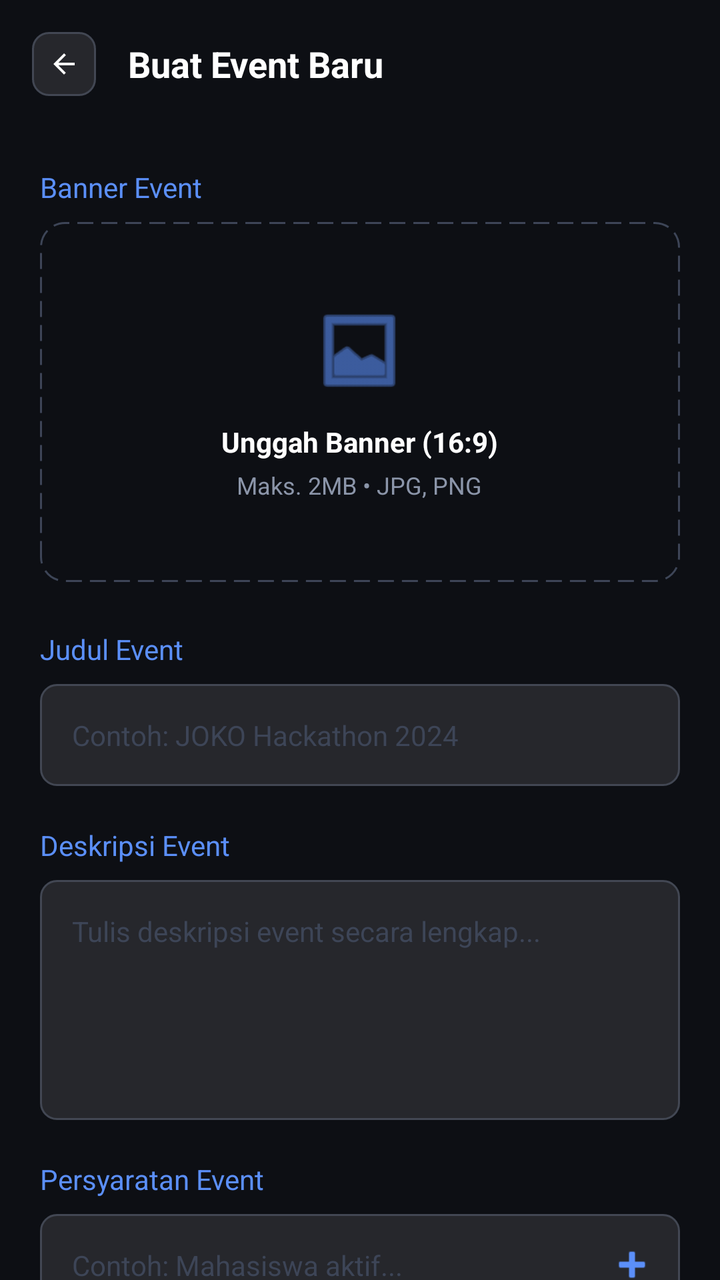
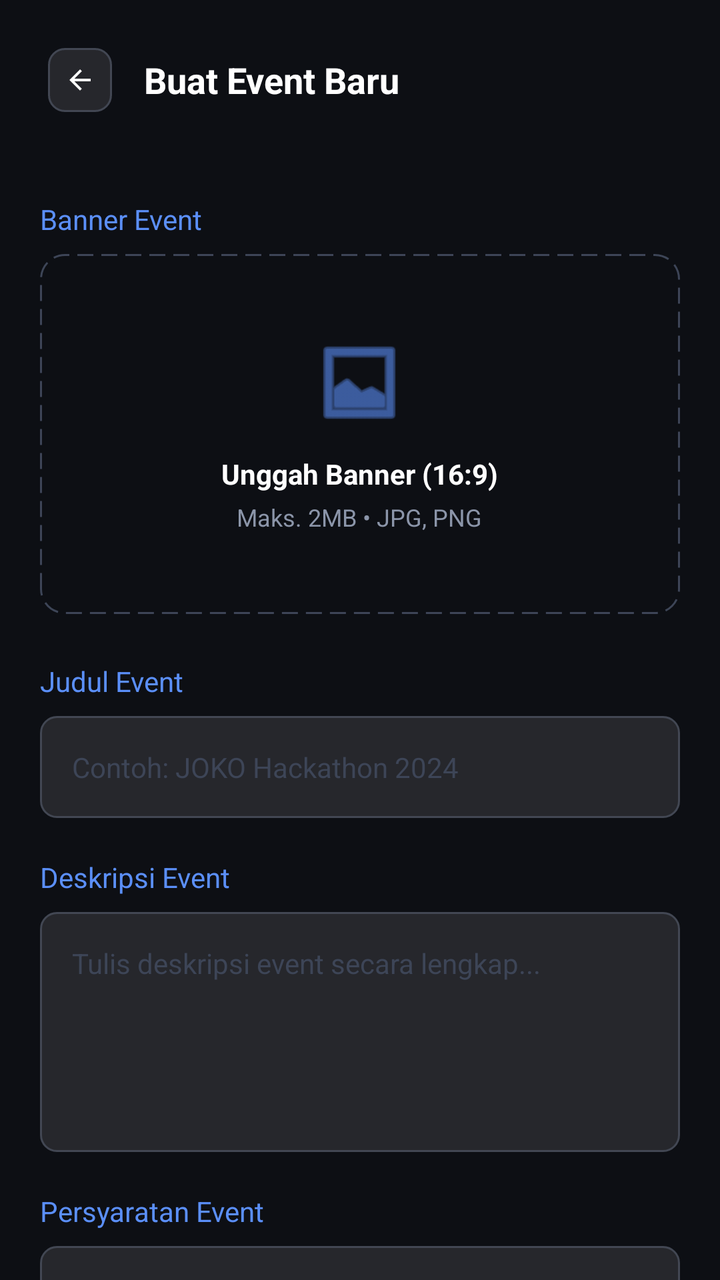

An Android layout rendered at two revisions. The XML below is the earlier revision; the diff shows what the commit changed to produce the second picture.
<!-- AndroidManifest.xml: application theme Theme.Joko -->
<!-- res/layout/activity_create_event.xml -->
<?xml version="1.0" encoding="utf-8"?>
<androidx.constraintlayout.widget.ConstraintLayout xmlns:android="http://schemas.android.com/apk/res/android"
    xmlns:app="http://schemas.android.com/apk/res-auto"
    xmlns:tools="http://schemas.android.com/tools"
    android:id="@+id/createEventRoot"
    android:layout_width="match_parent"
    android:layout_height="match_parent"
    android:background="@color/bg_base">

    
    <LinearLayout
        android:id="@+id/CreateEventHeader"
        android:layout_width="match_parent"
        android:layout_height="wrap_content"
        android:gravity="center_vertical"
        android:orientation="horizontal"
        android:padding="16dp"
        app:layout_constraintEnd_toEndOf="parent"
        app:layout_constraintStart_toStartOf="parent"
        app:layout_constraintTop_toTopOf="parent">

        <ImageView
            android:id="@+id/btnBack"
            android:layout_width="32dp"
            android:layout_height="32dp"
            android:background="@drawable/bg_input_field"
            android:padding="8dp"
            android:src="@drawable/abc_ic_ab_back_material"
            app:tint="@color/white" />

        <TextView
            android:layout_width="wrap_content"
            android:layout_height="wrap_content"
            android:layout_marginStart="16dp"
            android:text="Buat Event Baru"
            android:textColor="@color/white"
            android:textSize="18sp"
            android:textStyle="bold" />
    </LinearLayout>

    
    <androidx.core.widget.NestedScrollView
        android:layout_width="match_parent"
        android:layout_height="0dp"
        app:layout_constraintBottom_toBottomOf="parent"
        app:layout_constraintEnd_toEndOf="parent"
        app:layout_constraintStart_toStartOf="parent"
        app:layout_constraintTop_toBottomOf="@id/CreateEventHeader">

        <LinearLayout
            android:layout_width="match_parent"
            android:layout_height="wrap_content"
            android:orientation="vertical"
            android:padding="20dp">

            
            <TextView
                android:layout_width="wrap_content"
                android:layout_height="wrap_content"
                android:text="@string/label_banner_event"
                android:textColor="@color/primary"
                android:textSize="14sp" />

            <RelativeLayout
                android:id="@+id/btnUploadBanner"
                android:layout_width="match_parent"
                android:layout_height="180dp"
                android:layout_marginTop="8dp"
                android:background="@drawable/bg_dashed_border"
                android:clickable="true"
                android:focusable="true">

                
                <FrameLayout
                    android:id="@+id/layoutPreviewContainer"
                    android:layout_width="match_parent"
                    android:layout_height="match_parent"
                    android:visibility="gone">

                    <ImageView
                        android:id="@+id/ivEventBannerPreview"
                        android:layout_width="match_parent"
                        android:layout_height="match_parent"
                        android:scaleType="centerCrop" />

                    
                    <ImageView
                        android:id="@+id/btnRemoveImage"
                        android:layout_width="32dp"
                        android:layout_height="32dp"
                        android:layout_gravity="top|end"
                        android:layout_margin="8dp"
                        android:background="@drawable/bg_input_field"
                        android:padding="6dp"
                        android:src="@android:drawable/ic_menu_close_clear_cancel"
                        app:tint="@color/white" />
                </FrameLayout>

                
                <LinearLayout
                    android:id="@+id/layoutUploadPlaceholder"
                    android:layout_width="wrap_content"
                    android:layout_height="wrap_content"
                    android:layout_centerInParent="true"
                    android:gravity="center"
                    android:orientation="vertical">

                    <ImageView
                        android:layout_width="48dp"
                        android:layout_height="48dp"
                        android:src="@android:drawable/ic_menu_gallery"
                        app:tint="@color/primary" />

                    <TextView
                        android:layout_width="wrap_content"
                        android:layout_height="wrap_content"
                        android:layout_marginTop="12dp"
                        android:text="Unggah Banner (16:9)"
                        android:textColor="@color/white"
                        android:textStyle="bold" />

                    <TextView
                        android:layout_width="wrap_content"
                        android:layout_height="wrap_content"
                        android:layout_marginTop="4dp"
                        android:text="Maks. 2MB • JPG, PNG"
                        android:textColor="@color/text_secondary"
                        android:textSize="12sp" />
                </LinearLayout>
            </RelativeLayout>

            
            <TextView
                android:layout_width="wrap_content"
                android:layout_height="wrap_content"
                android:layout_marginTop="24dp"
                android:text="@string/label_judul_event"
                android:textColor="@color/primary"
                android:textSize="14sp" />

            <EditText
                android:id="@+id/etJudulEvent"
                android:layout_width="match_parent"
                android:layout_height="wrap_content"
                android:layout_marginTop="8dp"
                android:background="@drawable/bg_input_field"
                android:hint="Contoh: JOKO Hackathon 2024"
                android:inputType="text"
                android:maxLines="1"
                android:padding="16dp"
                android:textColor="@color/white"
                android:textColorHint="@color/text_disabled"
                android:textSize="14sp"/>

            
            <TextView
                android:layout_width="wrap_content"
                android:layout_height="wrap_content"
                android:layout_marginTop="20dp"
                android:text="@string/label_deskripsi_event"
                android:textColor="@color/primary"
                android:textSize="14sp" />

            <EditText
                android:id="@+id/etDeskripsiEvent"
                android:layout_width="match_parent"
                android:layout_height="wrap_content"
                android:layout_marginTop="8dp"
                android:background="@drawable/bg_input_field"
                android:gravity="top"
                android:hint="Tulis deskripsi event secara lengkap..."
                android:minHeight="120dp"
                android:padding="16dp"
                android:textColor="@color/white"
                android:textColorHint="@color/text_disabled"
                android:textSize="14sp" />

            
            <TextView
                android:layout_width="wrap_content"
                android:layout_height="wrap_content"
                android:layout_marginTop="20dp"
                android:text="Persyaratan Event"
                android:textColor="@color/primary"
                android:textSize="14sp" />

            <LinearLayout
                android:id="@+id/layoutRequirementsContainer"
                android:layout_width="match_parent"
                android:layout_height="wrap_content"
                android:orientation="vertical">
                
            </LinearLayout>

            <LinearLayout
                android:layout_width="match_parent"
                android:layout_height="wrap_content"
                android:layout_marginTop="8dp"
                android:background="@drawable/bg_input_field"
                android:gravity="center_vertical"
                android:orientation="horizontal"
                android:paddingEnd="8dp">

                <EditText
                    android:id="@+id/etRequirementInput"
                    android:layout_width="0dp"
                    android:layout_height="wrap_content"
                    android:layout_weight="1"
                    android:background="@android:color/transparent"
                    android:hint="Contoh: Mahasiswa aktif..."
                    android:padding="16dp"
                    android:textColor="@color/white"
                    android:textColorHint="@color/text_disabled"
                    android:textSize="14sp" />

                <ImageView
                    android:id="@+id/btnAddRequirement"
                    android:layout_width="32dp"
                    android:layout_height="32dp"
                    android:padding="4dp"
                    android:src="@android:drawable/ic_input_add"
                    app:tint="@color/primary" />
            </LinearLayout>

            <LinearLayout
                android:layout_width="match_parent"
                android:layout_height="wrap_content"
                android:layout_marginTop="20dp"
                android:orientation="horizontal">

                <LinearLayout
                    android:layout_width="0dp"
                    android:layout_height="wrap_content"
                    android:layout_weight="1"
                    android:orientation="vertical">

                    <TextView
                        android:layout_width="wrap_content"
                        android:layout_height="wrap_content"
                        android:text="@string/label_kategori"
                        android:textColor="@color/primary"
                        android:textSize="14sp" />

                    <Spinner
                        android:id="@+id/spinnerKategori"
                        android:layout_width="match_parent"
                        android:layout_height="56dp"
                        android:layout_marginTop="8dp"
                        android:background="@drawable/bg_input_field"
                        android:overlapAnchor="false" />
                </LinearLayout>

                <View
                    android:layout_width="16dp"
                    android:layout_height="0dp" />

                <LinearLayout
                    android:layout_width="0dp"
                    android:layout_height="wrap_content"
                    android:layout_weight="1"
                    android:orientation="vertical">

                    <TextView
                        android:layout_width="wrap_content"
                        android:layout_height="wrap_content"
                        android:text="@string/label_penyelenggara"
                        android:textColor="@color/primary"
                        android:textSize="14sp" />

                    <EditText
                        android:id="@+id/etPenyelenggara"
                        android:layout_width="match_parent"
                        android:layout_height="56dp"
                        android:layout_marginTop="8dp"
                        android:background="@drawable/bg_input_field"
                        android:hint="Nama Org/Tim"
                        android:inputType="text"
                        android:maxLines="1"
                        android:padding="16dp"
                        android:textColor="@color/white"
                        android:textColorHint="@color/text_disabled"
                        android:textSize="14sp" />
                </LinearLayout>
            </LinearLayout>

            
            <TextView
                android:layout_width="wrap_content"
                android:layout_height="wrap_content"
                android:layout_marginTop="20dp"
                android:text="@string/label_lokasi"
                android:textColor="@color/primary"
                android:textSize="14sp" />

            <LinearLayout
                android:layout_width="match_parent"
                android:layout_height="wrap_content"
                android:layout_marginTop="8dp"
                android:background="@drawable/bg_input_field"
                android:gravity="center_vertical"
                android:orientation="horizontal"
                android:paddingStart="16dp">

                <ImageView
                    android:layout_width="20dp"
                    android:layout_height="20dp"
                    android:src="@android:drawable/ic_dialog_map"
                    app:tint="@color/text_secondary" />

                <EditText
                    android:id="@+id/etLokasi"
                    android:layout_width="match_parent"
                    android:layout_height="wrap_content"
                    android:background="@android:color/transparent"
                    android:hint="Nama Gedung atau 'Daring'"
                    android:inputType="text"
                    android:maxLines="1"
                    android:padding="16dp"
                    android:textColor="@color/white"
                    android:textColorHint="@color/text_disabled"
                    android:textSize="14sp" />
            </LinearLayout>

            
            <TextView
                android:layout_width="wrap_content"
                android:layout_height="wrap_content"
                android:layout_marginTop="20dp"
                android:text="@string/label_jadwal_event"
                android:textColor="@color/primary"
                android:textSize="14sp" />

            <LinearLayout
                android:layout_width="match_parent"
                android:layout_height="wrap_content"
                android:layout_marginTop="8dp"
                android:gravity="top|center_horizontal"
                android:orientation="horizontal">

                <LinearLayout
                    android:layout_width="0dp"
                    android:layout_height="wrap_content"
                    android:layout_weight="1"
                    android:orientation="vertical">

                    <LinearLayout
                        android:id="@+id/layoutStartDateContainer"
                        android:layout_width="match_parent"
                        android:layout_height="56dp"
                        android:background="@drawable/bg_input_field"
                        android:gravity="center"
                        android:orientation="horizontal"
                        android:paddingStart="16dp"
                        android:paddingEnd="16dp">

                        <ImageView
                            android:layout_width="24dp"
                            android:layout_height="24dp"
                            android:layout_marginEnd="8dp"
                            android:src="@android:drawable/ic_menu_my_calendar"
                            app:tint="@color/text_secondary" />

                        <TextView
                            android:id="@+id/tvStartDate"
                            android:layout_width="wrap_content"
                            android:layout_height="wrap_content"
                            android:text="mm/dd/yyyy"
                            android:textColor="@color/white" />
                    </LinearLayout>
                </LinearLayout>

                <LinearLayout
                    android:layout_width="wrap_content"
                    android:layout_height="match_parent"
                    android:gravity="center">
                    <TextView
                        android:layout_width="wrap_content"
                        android:layout_height="wrap_content"
                        android:layout_marginHorizontal="12dp"
                        android:text="sampai"
                        android:textColor="@color/white" />
                </LinearLayout>

                <LinearLayout
                    android:layout_width="0dp"
                    android:layout_height="wrap_content"
                    android:layout_weight="1"
                    android:orientation="vertical">

                    <LinearLayout
                        android:id="@+id/layoutEndDateContainer"
                        android:layout_width="match_parent"
                        android:layout_height="56dp"
                        android:background="@drawable/bg_input_field"
                        android:gravity="center"
                        android:orientation="horizontal"
                        android:paddingStart="16dp"
                        android:paddingEnd="16dp">

                        <ImageView
                            android:layout_width="24dp"
                            android:layout_height="24dp"
                            android:layout_marginEnd="8dp"
                            android:src="@android:drawable/ic_menu_my_calendar"
                            app:tint="@color/text_secondary" />

                        <TextView
                            android:id="@+id/tvEndDate"
                            android:layout_width="wrap_content"
                            android:layout_height="wrap_content"
                            android:text="mm/dd/yyyy"
                            android:textColor="@color/white" />
                    </LinearLayout>
                </LinearLayout>
            </LinearLayout>

            
            <RelativeLayout
                android:layout_width="match_parent"
                android:layout_height="wrap_content"
                android:layout_marginTop="20dp">

                <TextView
                    android:layout_width="wrap_content"
                    android:layout_height="wrap_content"
                    android:text="@string/label_link_pendaftaran"
                    android:textColor="@color/primary"
                    android:textSize="14sp" />
            </RelativeLayout>

            <LinearLayout
                android:layout_width="match_parent"
                android:layout_height="wrap_content"
                android:layout_marginTop="8dp"
                android:background="@drawable/bg_input_field"
                android:gravity="center_vertical"
                android:orientation="horizontal"
                android:paddingStart="16dp">

                <ImageView
                    android:layout_width="20dp"
                    android:layout_height="20dp"
                    android:src="@android:drawable/ic_menu_share"
                    android:rotation="180"
                    app:tint="@color/text_secondary" />

                <EditText
                    android:id="@+id/etLinkPendaftaran"
                    android:layout_width="match_parent"
                    android:layout_height="wrap_content"
                    android:background="@android:color/transparent"
                    android:hint="https://example.com/register"
                    android:inputType="textUri"
                    android:maxLines="1"
                    android:padding="16dp"
                    android:textColor="@color/white"
                    android:textColorHint="@color/text_disabled"
                    android:textSize="14sp" />
            </LinearLayout>

            
            <TextView
                android:layout_width="wrap_content"
                android:layout_height="wrap_content"
                android:layout_marginTop="20dp"
                android:text="@string/label_kata_kunci"
                android:textColor="@color/primary"
                android:textSize="14sp" />

            <TextView
                android:layout_width="match_parent"
                android:layout_height="wrap_content"
                android:layout_marginTop="8dp"
                android:text="Gunakan tag yang relevan agar mudah ditemukan oleh calon peserta."
                android:textColor="@color/text_disabled"
                android:textSize="12sp" />

            <androidx.fragment.app.FragmentContainerView
                android:id="@+id/fragmentContainerTags"
                android:name="com.example.joko.fragments.ChipInputFragment"
                android:layout_width="match_parent"
                android:layout_height="wrap_content"
                android:layout_marginTop="8dp"
                tools:layout="@layout/fragment_chip" />



            
            <Button
                android:id="@+id/btnPublish"
                android:layout_width="match_parent"
                android:layout_height="wrap_content"
                android:layout_marginTop="32dp"
                android:layout_marginBottom="24dp"
                android:backgroundTint="@color/primary"
                android:padding="16dp"
                android:text="@string/btn_publikasikan"
                android:textAllCaps="false"
                android:textColor="@color/bg_base"
                android:textStyle="bold"
                app:cornerRadius="12dp" />

        </LinearLayout>
    </androidx.core.widget.NestedScrollView>

</androidx.constraintlayout.widget.ConstraintLayout>
<!-- res/layout/fragment_chip.xml (included above) -->
<?xml version="1.0" encoding="utf-8"?>
<LinearLayout
    xmlns:android="http://schemas.android.com/apk/res/android"
    xmlns:app="http://schemas.android.com/apk/res-auto"
    android:layout_width="match_parent"
    android:layout_height="wrap_content"
    android:orientation="vertical"> <com.google.android.material.chip.ChipGroup
    android:id="@+id/chipGroupTags"
    android:layout_width="match_parent"
    android:layout_height="wrap_content"
    android:layout_marginTop="8dp"
    app:chipSpacingHorizontal="8dp"
    app:chipSpacingVertical="4dp">

    <EditText
        android:id="@+id/etInputTag"
        android:layout_width="wrap_content"
        android:layout_height="48dp"
        android:minWidth="120dp"
        android:background="@null"
        android:hint="+ Tambah Tag..."
        android:textColor="@color/white"
        android:textColorHint="@color/text_disabled"
        android:inputType="text"
        android:imeOptions="actionDone"
        android:textSize="14sp"
        android:paddingVertical="8dp" />

</com.google.android.material.chip.ChipGroup>

</LinearLayout>
<!-- resources referenced by this layout -->
<resources>
  <color name="bg_base">#0D0F14</color>
  <color name="primary">#5B8FF9</color>
  <color name="text_disabled">#3D4557</color>
  <color name="text_secondary">#8B95A9</color>
  <color name="white">#FFFFFFFF</color>
  <!-- drawable bg_dashed_border (drawable) -->
  <?xml version="1.0" encoding="utf-8"?>
  <shape xmlns:android="http://schemas.android.com/apk/res/android">
      <stroke
          android:width="1dp"
          android:color="@color/text_disabled"
          android:dashWidth="8dp"
          android:dashGap="4dp" />
      <corners android:radius="12dp" />
  </shape>
  <!-- drawable bg_input_field (drawable) -->
  <?xml version="1.0" encoding="utf-8"?>
  <shape xmlns:android="http://schemas.android.com/apk/res/android">
      <solid android:color="#1AFFFFFF" />
      <corners android:radius="8dp" />
      <stroke android:width="1dp" android:color="@color/outline_variant" />
  </shape>
  <string name="btn_publikasikan">Publikasikan Event</string>
  <string name="label_banner_event">Banner Event</string>
  <string name="label_deskripsi_event">Deskripsi Event</string>
  <string name="label_jadwal_event">Jadwal Event</string>
  <string name="label_judul_event">Judul Event</string>
  <string name="label_kata_kunci">Kata Kunci / Tag</string>
  <string name="label_kategori">Kategori</string>
  <string name="label_link_pendaftaran">Link Pendaftaran</string>
  <string name="label_lokasi">Lokasi</string>
  <string name="label_penyelenggara">Penyelenggara</string>
  <style name="Theme.Joko" parent="Base.Theme.Joko" />
  <color name="outline_variant">#424753</color>
  <style name="Base.Theme.Joko" parent="Theme.Material3.DayNight.NoActionBar">
          <item name="colorPrimary">@color/primary</item>
          <item name="android:statusBarColor">@color/bg_base</item>
          <item name="android:windowBackground">@color/bg_base</item>
  
          
          <item name="fontFamily">@font/font_body</item>
  
          <item name="textAppearanceHeadlineLarge">@style/TextAppearance.App.HeadlineLarge</item>
          <item name="textAppearanceHeadlineMedium">@style/TextAppearance.App.HeadlineMedium</item>
          <item name="textAppearanceHeadlineSmall">@style/TextAppearance.App.HeadlineSmall</item>
          <item name="textAppearanceTitleLarge">@style/TextAppearance.App.TitleLarge</item>
      </style>
  <style name="TextAppearance.App.HeadlineLarge" parent="TextAppearance.Material3.HeadlineLarge">
          <item name="fontFamily">@font/font_headlines</item>
          <item name="android:fontFamily">@font/font_headlines</item>
      </style>
  <style name="TextAppearance.App.HeadlineMedium" parent="TextAppearance.Material3.HeadlineMedium">
          <item name="fontFamily">@font/font_headlines</item>
          <item name="android:fontFamily">@font/font_headlines</item>
      </style>
  <style name="TextAppearance.App.HeadlineSmall" parent="TextAppearance.Material3.HeadlineSmall">
          <item name="fontFamily">@font/font_headlines</item>
          <item name="android:fontFamily">@font/font_headlines</item>
      </style>
  <style name="TextAppearance.App.TitleLarge" parent="TextAppearance.Material3.TitleLarge">
          <item name="fontFamily">@font/font_headlines</item>
          <item name="android:fontFamily">@font/font_headlines</item>
          <item name="android:textStyle">bold</item>
      </style>
</resources>

<!-- the commit's change to res/layout/activity_create_event.xml (unified diff, before → after) -->
@@ -14,7 +14,7 @@
         android:layout_height="wrap_content"
         android:gravity="center_vertical"
         android:orientation="horizontal"
-        android:padding="16dp"
+        android:padding="24dp"
         app:layout_constraintEnd_toEndOf="parent"
         app:layout_constraintStart_toStartOf="parent"
         app:layout_constraintTop_toTopOf="parent">
